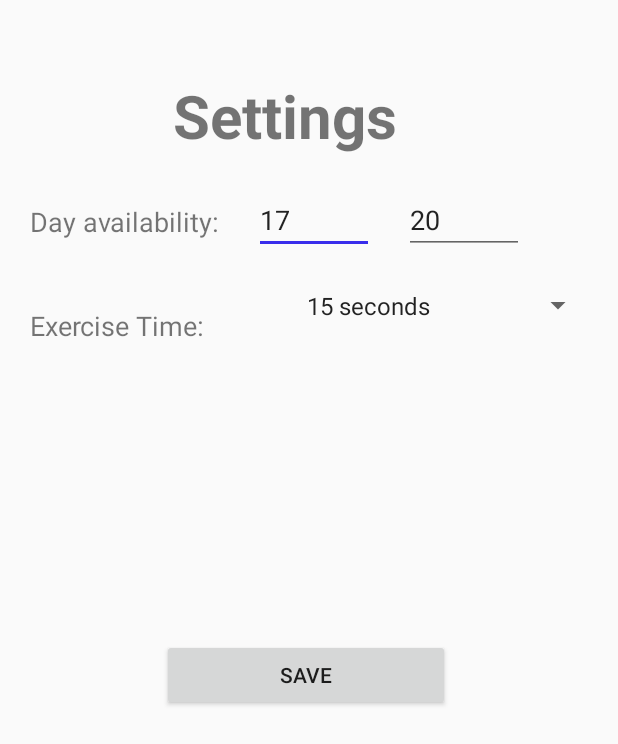
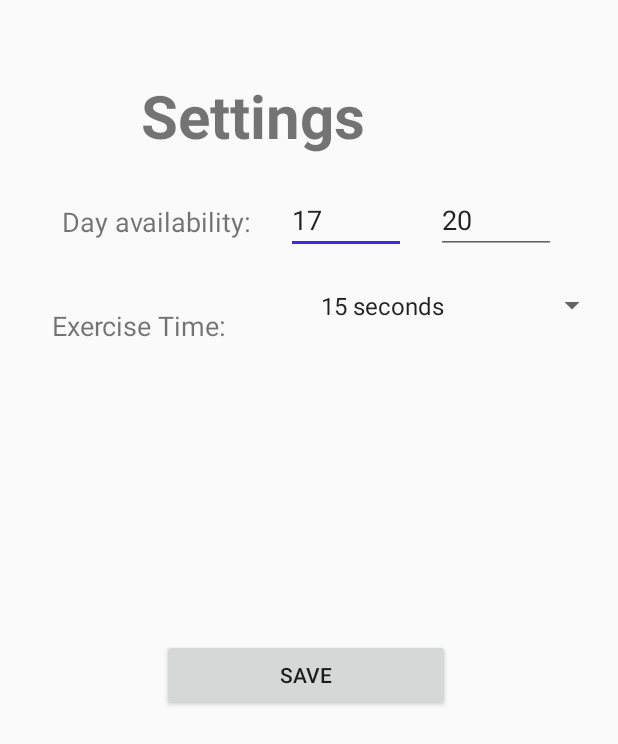
Before and after one commit to konossow/15seconds, an Android app: the SettingsActivity screen opened directly, with no data from a screen before it, on a phone screen of 412 x 824 dp. Shown: the top 744 px of the screen. Run offline under Robolectric (Android 15) with nearby library versions, the phone set to English and light mode, and no system bars.

Commit message:
settings layout fix part 1

```diff
--- a/app/src/main/res/layout/activity_settings.xml
+++ b/app/src/main/res/layout/activity_settings.xml
@@ -14,7 +14,7 @@
             android:id="@+id/Day" app:layout_constraintStart_toStartOf="parent"
             android:layout_marginStart="50dp"
             android:layout_marginTop="50dp" app:layout_constraintTop_toTopOf="parent" android:textStyle="bold"
-            android:layout_marginEnd="8dp" app:layout_constraintEnd_toEndOf="parent"
+            android:layout_marginEnd="50dp" app:layout_constraintEnd_toEndOf="parent"
             android:textSize="40sp"/>
     <TextView
             android:text="@string/day_availability"
@@ -23,7 +23,7 @@
             android:id="@+id/textView3" app:layout_constraintStart_toStartOf="parent"
             android:layout_marginStart="20dp"
             android:layout_marginTop="135dp" app:layout_constraintTop_toTopOf="parent"
-            android:textSize="18sp"/>
+            android:textSize="18sp" android:layout_marginEnd="200dp" app:layout_constraintEnd_toEndOf="parent"/>
     <EditText
             android:layout_width="80dp"
             android:layout_height="41dp"
@@ -54,7 +54,8 @@
             android:layout_height="77dp"
             android:id="@+id/textView4"
             android:textSize="18sp" app:layout_constraintStart_toStartOf="parent" android:layout_marginStart="20dp"
-            android:layout_marginTop="20dp" app:layout_constraintTop_toBottomOf="@+id/textView3"/>
+            android:layout_marginTop="20dp" app:layout_constraintTop_toBottomOf="@+id/textView3"
+            android:layout_marginEnd="200dp" app:layout_constraintEnd_toEndOf="parent"/>
     <Button
             android:text="@string/save"
             android:layout_width="192dp"
```
